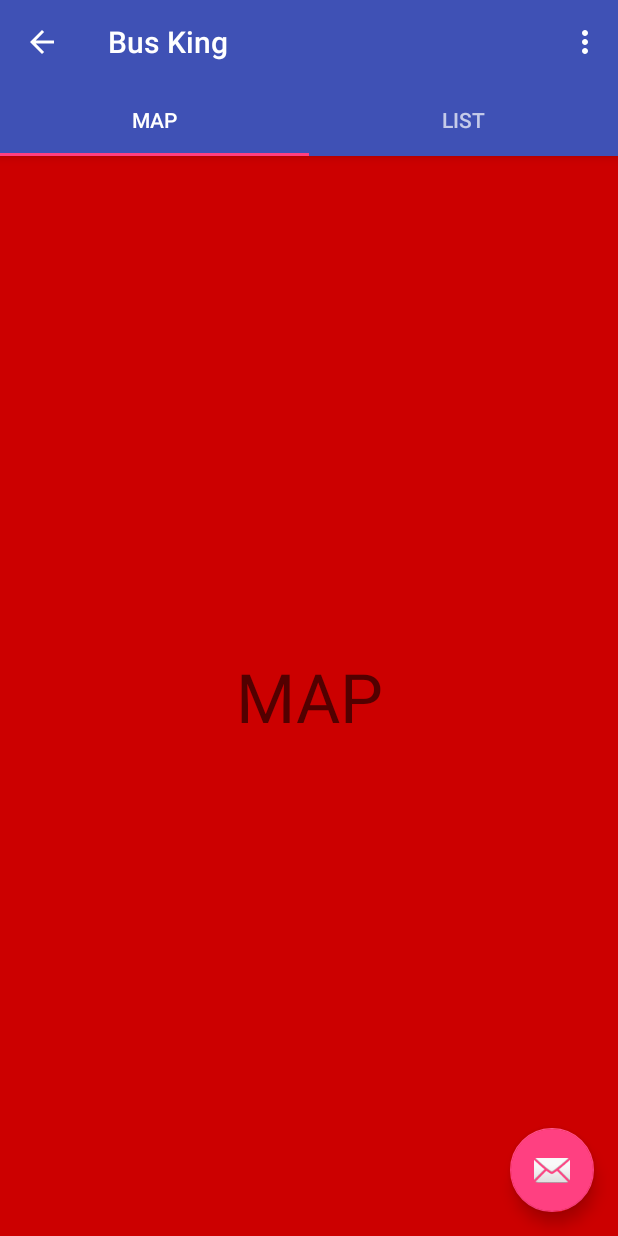
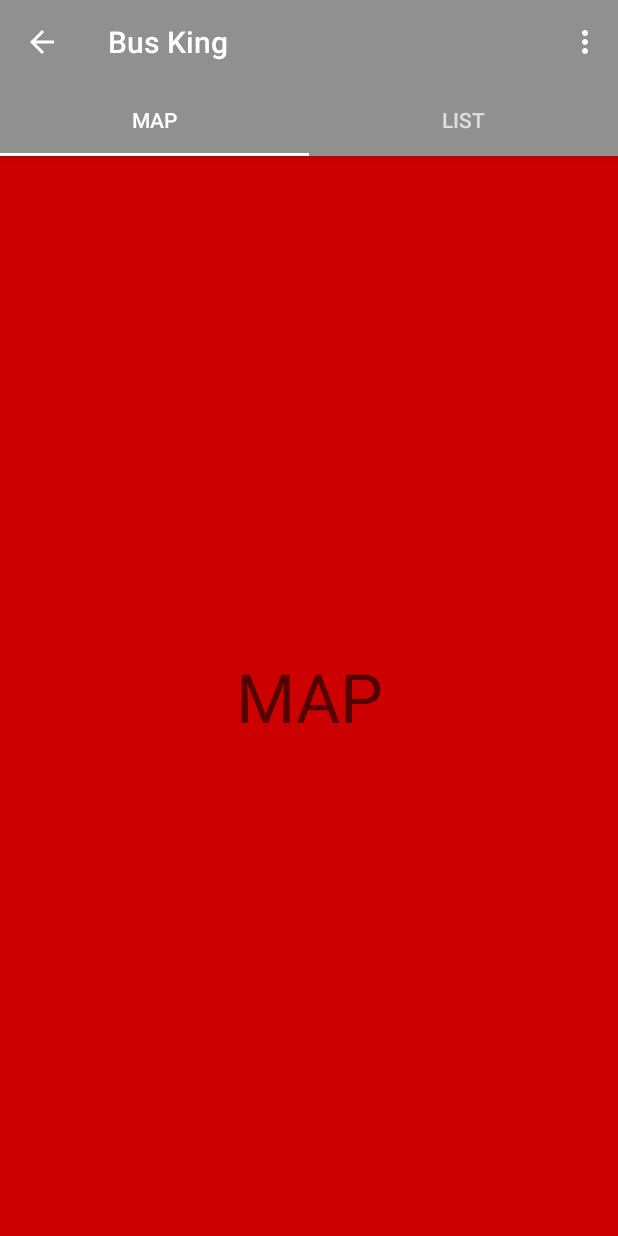
Before and after one commit to bus-king/Android, an Android app: the screen it shows after launch (MainActivity), on a phone screen of 412 x 824 dp. Run offline under Robolectric (Android 15) with nearby library versions, the phone set to English and light mode, and no system bars.

Commit message:
android code refactoring

```diff
--- a/Android/app/src/main/res/layout/activity_main.xml
+++ b/Android/app/src/main/res/layout/activity_main.xml
@@ -37,7 +37,7 @@
         </android.support.design.widget.AppBarLayout>
 
         <include layout="@layout/content_main" />
-
+<!--
         <android.support.design.widget.FloatingActionButton
             android:id="@+id/fab"
             android:layout_width="wrap_content"
@@ -45,6 +45,7 @@
             android:layout_gravity="bottom|end"
             android:layout_margin="@dimen/fab_margin"
             app:srcCompat="@android:drawable/ic_dialog_email" />
+-->
 
     </android.support.design.widget.CoordinatorLayout>
 
@@ -59,12 +60,3 @@
         app:menu="@menu/activity_main_drawer" />
 
 </android.support.v4.widget.DrawerLayout>
-
-
-
-<!--
-<android.support.design.widget.TabLayout
-                android:id="@+id/tab"
-                android:layout_width="match_parent"
-                android:layout_height="wrap_content" />
--->
--- a/Android/app/src/main/res/values/colors.xml
+++ b/Android/app/src/main/res/values/colors.xml
@@ -1,6 +1,6 @@
 <?xml version="1.0" encoding="utf-8"?>
 <resources>
-    <color name="colorPrimary">#3F51B5</color>
-    <color name="colorPrimaryDark">#303F9F</color>
-    <color name="colorAccent">#FF4081</color>
+    <color name="colorPrimary">#909090</color>
+    <color name="colorPrimaryDark">#666666</color>
+    <color name="colorAccent">#FFFFFF</color>
 </resources>
```
Also changed, not shown: Android/app/src/main/res/layout/app_bar_main.xml (+0 -7 lines).
